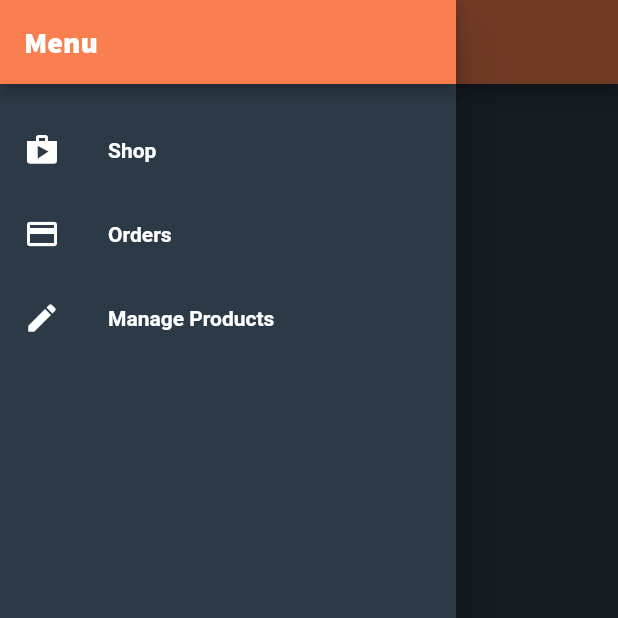
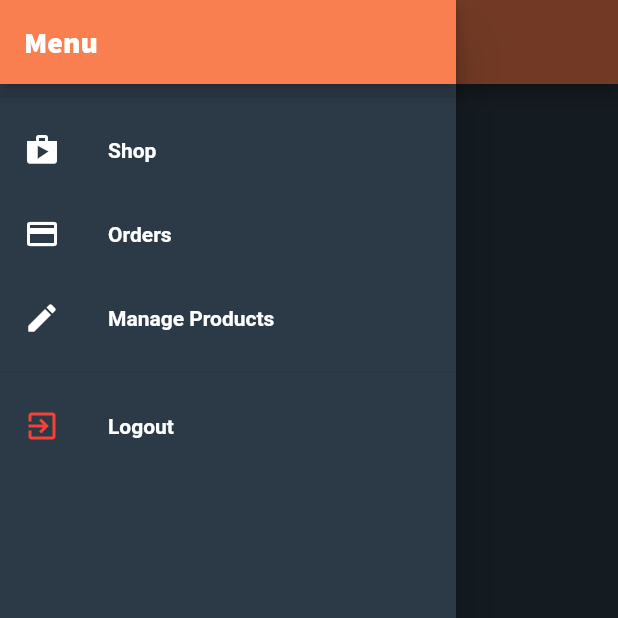
Before and after one commit to yuri4n/shop-app-flutter, a Flutter app: the OrdersScreen screen opened by its route, with the side drawer open, on a phone screen of 412 x 824 dp, the top half of it. Run offline on Flutter 3.47's test engine with Material 2 defaults, Android fonts, the phone set to English and light mode, and no system bars; network calls fail.

Commit message:
Logout and auto logout

```diff
--- a/lib/main.dart
+++ b/lib/main.dart
@@ -1,6 +1,5 @@
 import 'package:flutter/material.dart';
 import 'package:provider/provider.dart';
-import 'package:shop_app/models/product.dart';
 
 import 'providers/products.dart';
 import 'providers/cart.dart';
@@ -54,7 +53,6 @@ class MyApp extends StatelessWidget {
                       color: Colors.white))),
           home: authData.isAuth ? ProductsOverviewScreen() : AuthScreen(),
           routes: {
-            ProductsOverviewScreen.routeName: (ctx) => ProductsOverviewScreen(),
             ProductDetailScreen.routeName: (ctx) => ProductDetailScreen(),
             CartScreen.routeName: (ctx) => CartScreen(),
             OrdersScreen.routeName: (ctx) => OrdersScreen(),
--- a/lib/screens/auth_screen.dart
+++ b/lib/screens/auth_screen.dart
@@ -131,13 +131,11 @@ class _AuthCardState extends State<AuthCard> {
     try {
       if (_authMode == AuthMode.Login) {
         await Provider.of<Auth>(context, listen: false)
-            .signIn(_authData['email'], _authData['password']);
+            .logIn(_authData['email'], _authData['password']);
       } else {
         await Provider.of<Auth>(context, listen: false)
             .signUp(_authData['email'], _authData['password']);
       }
-
-      Navigator.of(context).pushNamed(ProductsOverviewScreen.routeName);
     } on HttpException catch (error) {
       String errorMessage = 'Authentication failed.';
 
--- a/lib/widgets/app_drawer.dart
+++ b/lib/widgets/app_drawer.dart
@@ -1,4 +1,7 @@
 import 'package:flutter/material.dart';
+import 'package:provider/provider.dart';
+
+import '../providers/auth.dart';
 
 import '../screens/orders_screen.dart';
 import '../screens/user_products_screen.dart';
@@ -43,6 +46,17 @@ class AppDrawer extends StatelessWidget {
                   .pushReplacementNamed(UserProductsScreen.routeName);
             },
           ),
+          Divider(),
+          ListTile(
+            leading: Icon(Icons.exit_to_app, color: Colors.red),
+            title: Text('Logout',
+                style: TextStyle(
+                    color: Colors.white, fontWeight: FontWeight.bold)),
+            onTap: () {
+              Navigator.of(context).pop();
+              Provider.of<Auth>(context, listen: false).logout();
+            },
+          ),
         ],
       ),
     );
```
Also changed, not shown: lib/providers/auth.dart (+26 -1 lines).
